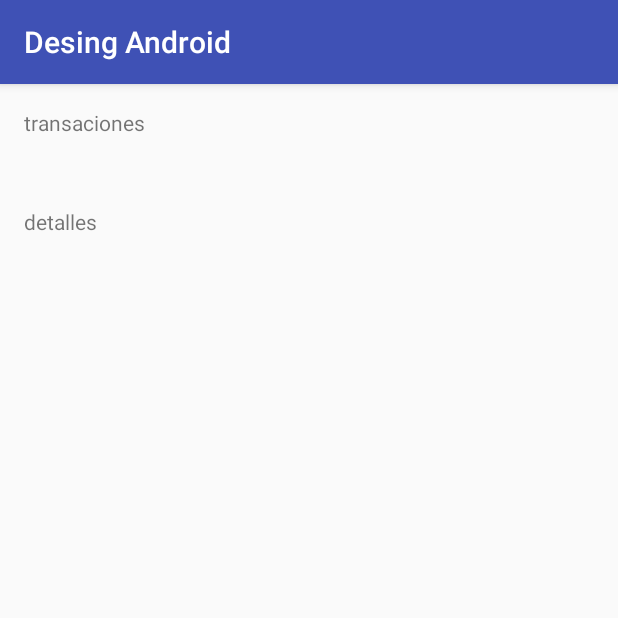
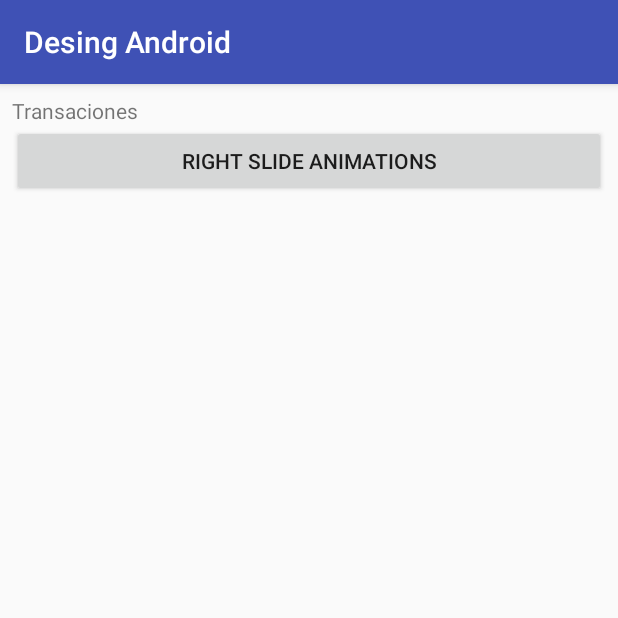
Before and after one commit to doapps/android-design, an Android app: the AnimationsActivity screen opened directly, with no data from a screen before it, on a phone screen of 412 x 824 dp, the top half of it. Run offline under Robolectric (Android 15) with nearby library versions, the phone set to English and light mode, and no system bars; our stand-ins replace ButterKnife.

Commit message:
effects 1

```diff
--- a/app/src/main/AndroidManifest.xml
+++ b/app/src/main/AndroidManifest.xml
@@ -18,7 +18,9 @@
         </activity>
         <activity android:name=".LottieActivity" />
         <activity android:name=".AnimationsActivity" />
-        <activity android:name=".SoundActivity"></activity>
+        <activity android:name=".SoundActivity" />
+        <activity android:name=".Slide1Activity" />
+        <activity android:name=".Slide2Activity"></activity>
     </application>
 
 </manifest>
--- a/app/src/main/java/com/example/leandro/desingandroid/AnimationsActivity.java
+++ b/app/src/main/java/com/example/leandro/desingandroid/AnimationsActivity.java
@@ -1,24 +1,18 @@
 package com.example.leandro.desingandroid;
 
+import android.content.Intent;
 import android.support.v7.app.AppCompatActivity;
 import android.os.Bundle;
-import android.support.v7.widget.LinearLayoutManager;
-import android.support.v7.widget.RecyclerView;
-
-import com.example.leandro.desingandroid.adapter.TitleAdapter;
-import com.example.leandro.desingandroid.model.Title;
-
-import java.util.ArrayList;
+import android.widget.Button;
 
 import butterknife.BindView;
 import butterknife.ButterKnife;
+import butterknife.OnClick;
 
 public class AnimationsActivity extends AppCompatActivity {
 
-    @BindView(R.id.list_recycler)
-    RecyclerView list_recycler;
-
-    private TitleAdapter titleAdapter;
+    @BindView(R.id.button1)
+    Button button1;
 
     @Override
     protected void onCreate(Bundle savedInstanceState) {
@@ -26,22 +20,12 @@ public class AnimationsActivity extends AppCompatActivity {
         setContentView(R.layout.activity_animations);
 
         ButterKnife.bind(this);
+    }
 
-        LinearLayoutManager linearLayoutManager = new LinearLayoutManager(this);
-        linearLayoutManager.setOrientation(LinearLayoutManager.VERTICAL);
-        list_recycler.setLayoutManager(linearLayoutManager);
+    @OnClick(R.id.button1)
+    public void getbutton1() {
 
-        titleAdapter = new TitleAdapter(getListTitle(), this);
-        list_recycler.setAdapter(titleAdapter);
+        startActivity(new Intent(this, Slide1Activity.class));
 
     }
-
-    private ArrayList<Title> getListTitle() {
-        ArrayList<Title> list = new ArrayList<>();
-
-        list.add(new Title(1, "transaciones"));
-        list.add(new Title(2, "detalles"));
-
-        return list;
-    }
 }
--- a/app/src/main/java/com/example/leandro/desingandroid/adapter/TitleAdapter.java
+++ /dev/null
@@ -1,66 +0,0 @@
-package com.example.leandro.desingandroid.adapter;
-
-import android.app.Activity;
-import android.support.v7.widget.RecyclerView;
-import android.view.LayoutInflater;
-import android.view.View;
-import android.view.ViewGroup;
-import android.widget.LinearLayout;
-import android.widget.TextView;
-
-import com.example.leandro.desingandroid.R;
-import com.example.leandro.desingandroid.model.Title;
-
-import java.util.ArrayList;
-
-/**
- * Created by Leandro on 8/3/17.
- */
-
-public class TitleAdapter extends RecyclerView.Adapter<TitleAdapter.TitleHolder> {
-
-    private ArrayList<Title> list;
-    private Activity activity;
-
-    public TitleAdapter(ArrayList<Title> list, Activity activity) {
-        this.list = list;
-        this.activity = activity;
-    }
-
-    @Override
-    public TitleHolder onCreateViewHolder(ViewGroup parent, int viewType) {
-        View view = LayoutInflater.from(parent.getContext()).inflate(R.layout.item_title, parent, false);
-        return new TitleHolder(view);
-    }
-
-    @Override
-    public void onBindViewHolder(TitleHolder holder, int position) {
-
-        holder.titleText.setText(list.get(position).getName());
-        holder.conten.setOnClickListener(new View.OnClickListener() {
-            @Override
-            public void onClick(View v) {
-
-            }
-        });
-
-    }
-
-    @Override
-    public int getItemCount() {
-        return list.size();
-    }
-
-    public class TitleHolder extends RecyclerView.ViewHolder {
-
-        LinearLayout conten;
-        TextView titleText;
-
-        public TitleHolder(View itemView) {
-            super(itemView);
-
-            titleText = (TextView) itemView.findViewById(R.id.title_text);
-            conten = (LinearLayout) itemView.findViewById(R.id.conten);
-        }
-    }
-}
--- a/app/src/main/java/com/example/leandro/desingandroid/model/Title.java
+++ /dev/null
@@ -1,32 +0,0 @@
-package com.example.leandro.desingandroid.model;
-
-/**
- * Created by Leandro on 8/3/17.
- */
-
-public class Title {
-
-    private int id;
-    private String name;
-
-    public Title(int id, String name) {
-        this.id = id;
-        this.name = name;
-    }
-
-    public int getId() {
-        return id;
-    }
-
-    public void setId(int id) {
-        this.id = id;
-    }
-
-    public String getName() {
-        return name;
-    }
-
-    public void setName(String name) {
-        this.name = name;
-    }
-}
--- a/app/src/main/res/layout/activity_animations.xml
+++ b/app/src/main/res/layout/activity_animations.xml
@@ -6,8 +6,7 @@
     android:layout_height="match_parent"
     tools:context="com.example.leandro.desingandroid.AnimationsActivity">
 
-    <android.support.v7.widget.RecyclerView
-        android:id="@+id/list_recycler"
+    <ScrollView
         android:layout_width="0dp"
         android:layout_height="0dp"
         android:layout_marginBottom="8dp"
@@ -17,6 +16,34 @@
         app:layout_constraintBottom_toBottomOf="parent"
         app:layout_constraintLeft_toLeftOf="parent"
         app:layout_constraintRight_toRightOf="parent"
-        app:layout_constraintTop_toTopOf="parent" />
+        app:layout_constraintTop_toTopOf="parent">
+
+        <LinearLayout
+            android:layout_width="match_parent"
+            android:layout_height="wrap_content"
+            android:orientation="vertical">
+
+            <TextView
+                android:id="@+id/textView2"
+                android:layout_width="match_parent"
+                android:layout_height="wrap_content"
+                android:text="Transaciones" />
+
+            <LinearLayout
+                android:layout_width="match_parent"
+                android:layout_height="match_parent"
+                android:orientation="horizontal">
+
+                <Button
+                    android:id="@+id/button1"
+                    android:layout_width="match_parent"
+                    android:layout_height="wrap_content"
+                    android:layout_weight="1"
+                    android:text="Right Slide Animations" />
+            </LinearLayout>
+
+        </LinearLayout>
+
+    </ScrollView>
 
 </android.support.constraint.ConstraintLayout>
--- a/app/src/main/res/values/strings.xml
+++ b/app/src/main/res/values/strings.xml
@@ -1,3 +1,6 @@
 <resources>
+
     <string name="app_name">Desing Android</string>
+    <integer name="slide_animation_duration">300</integer>
+
 </resources>
```
Also changed, not shown: app/src/main/java/com/example/leandro/desingandroid/Slide1Activity.java (added, +30 -0 lines), app/src/main/java/com/example/leandro/desingandroid/Slide2Activity.java (added, +19 -0 lines), app/src/main/res/anim/slide_from_left.xml (added, +8 -0 lines), app/src/main/res/anim/slide_from_right.xml (added, +8 -0 lines), app/src/main/res/anim/slide_to_left.xml (added, +8 -0 lines), app/src/main/res/anim/slide_to_right.xml (added, +8 -0 lines), app/src/main/res/layout/activity_slide1.xml (added, +36 -0 lines), app/src/main/res/layout/activity_slide2.xml (added, +9 -0 lines), 13 other files.
